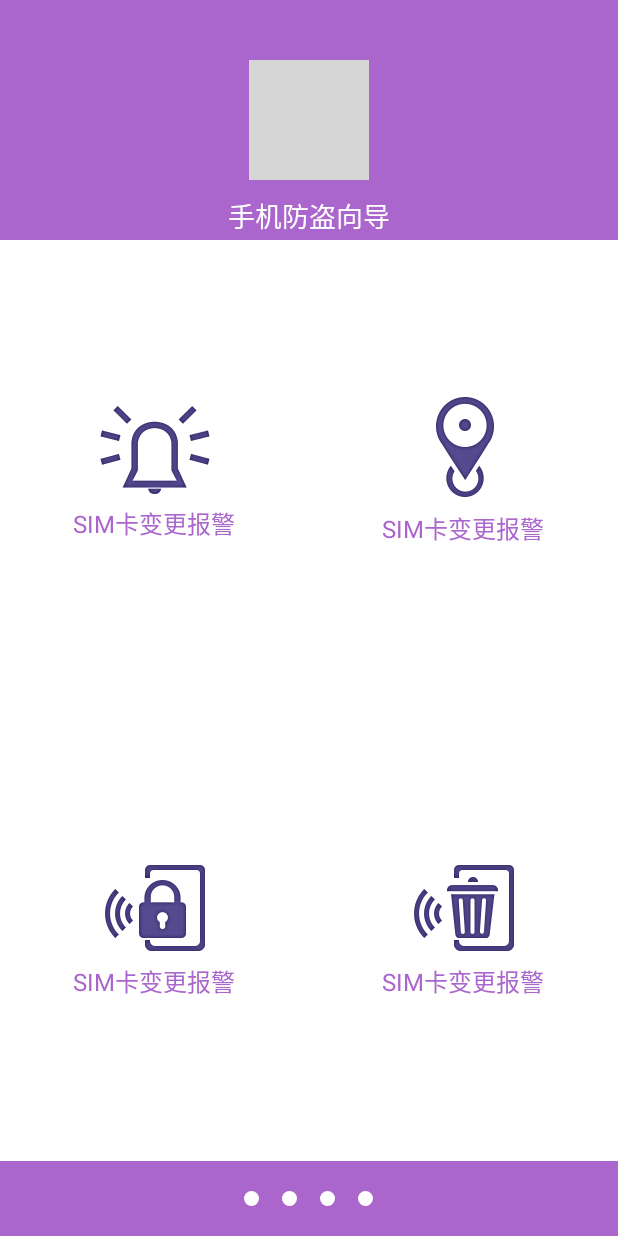
After one commit to liruiAXE/MobileSafer361, an Android app: the layout activity_setup1.xml on its own in the app's theme, with its tools: preview values and no code run, on a phone screen of 412 x 824 dp. The commit adds this screen. Run offline under Robolectric (Android 15) with nearby library versions, the phone set to English and light mode, and no system bars; grey boxes are pictures that could not be loaded.

Commit message:
设置界面一布局完成

```diff
--- a/app/src/main/res/drawable/circle_purple.xml
+++ b/app/src/main/res/drawable/circle_purple.xml
@@ -1,5 +1,5 @@
 <?xml version="1.0" encoding="utf-8"?>
 <shape xmlns:android="http://schemas.android.com/apk/res/android"
        android:shape="oval">
-    <solid android:color="#7d65fc"/>
+    <solid android:color="#7D65FC"/>
 </shape>
--- a/app/src/main/res/drawable/circle_white.xml
+++ b/app/src/main/res/drawable/circle_white.xml
@@ -1,5 +1,5 @@
 <?xml version="1.0" encoding="utf-8"?>
 <shape xmlns:android="http://schemas.android.com/apk/res/android"
        android:shape="oval">
-    <solid android:color="#ffffff"/>
+    <solid android:color="#FFFFFF"/>
 </shape>
--- a/app/src/main/res/drawable/coner_bg_white.xml
+++ b/app/src/main/res/drawable/coner_bg_white.xml
@@ -1,5 +1,5 @@
 <?xml version="1.0" encoding="utf-8"?>
 <shape xmlns:android="http://schemas.android.com/apk/res/android">
     <corners android:radius="6dp"/>
-    <solid android:color="#fff"/>
+    <solid android:color="#FFFFFF"/>
 </shape>
--- /dev/null
+++ b/app/src/main/res/layout/activity_setup1.xml
@@ -0,0 +1,117 @@
+<?xml version="1.0" encoding="utf-8"?>
+<LinearLayout
+    xmlns:android="http://schemas.android.com/apk/res/android"
+    android:layout_width="match_parent"
+    android:layout_height="match_parent"
+    android:orientation="vertical">
+
+    <LinearLayout
+        android:layout_width="match_parent"
+        android:layout_height="match_parent"
+        android:layout_weight="100"
+        android:orientation="vertical">
+
+        <RelativeLayout
+            android:layout_width="match_parent"
+            android:layout_height="160dp"
+            android:background="@color/purple">
+
+            <ImageView
+                android:id="@+id/securityPhoneSetup1ImageView"
+                android:layout_width="80dp"
+                android:layout_height="80dp"
+                android:layout_centerInParent="true"
+                android:src="@drawable/security_phone_setup1"/>
+
+            <TextView
+                android:layout_width="match_parent"
+                android:layout_height="wrap_content"
+                android:layout_below="@id/securityPhoneSetup1ImageView"
+                android:layout_centerHorizontal="true"
+                android:layout_centerVertical="true"
+                android:layout_marginTop="10dp"
+                android:gravity="center"
+                android:text="手机防盗向导"
+                android:textColor="@android:color/white"
+                android:textSize="18sp"/>
+        </RelativeLayout>
+
+        <LinearLayout
+            android:layout_width="match_parent"
+            android:layout_height="match_parent"
+            android:background="@android:color/white"
+            android:orientation="vertical">
+
+            <LinearLayout
+                android:layout_width="match_parent"
+                android:layout_height="0dp"
+                android:layout_gravity="center"
+                android:layout_weight="1"
+                android:gravity="center_vertical"
+                android:orientation="horizontal">
+
+                <TextView
+                    style="@style/textview16sp"
+                    android:layout_width="0dp"
+                    android:layout_weight="1"
+                    android:drawablePadding="5dp"
+                    android:drawableTop="@mipmap/sim_alarm_icon"
+                    android:gravity="center"
+                    android:text="SIM卡变更报警"
+                    android:textColor="@color/purple"/>
+
+                <TextView
+                    style="@style/textview16sp"
+                    android:layout_width="0dp"
+                    android:layout_weight="1"
+                    android:drawablePadding="5dp"
+                    android:drawableTop="@mipmap/location_icon"
+                    android:gravity="center"
+                    android:text="SIM卡变更报警"
+                    android:textColor="@color/purple"/>
+            </LinearLayout>
+
+            <LinearLayout
+                android:layout_width="match_parent"
+                android:layout_height="0dp"
+                android:layout_gravity="center"
+                android:layout_weight="1"
+                android:gravity="center_vertical"
+                android:orientation="horizontal">
+
+                <TextView
+                    style="@style/textview16sp"
+                    android:layout_width="0dp"
+                    android:layout_weight="1"
+                    android:drawablePadding="5dp"
+                    android:drawableTop="@mipmap/lock_screen_icon"
+                    android:gravity="center"
+                    android:text="SIM卡变更报警"
+                    android:textColor="@color/purple"/>
+
+                <TextView
+                    style="@style/textview16sp"
+                    android:layout_width="0dp"
+                    android:layout_weight="1"
+                    android:drawablePadding="5dp"
+                    android:drawableTop="@mipmap/delete_data"
+                    android:gravity="center"
+                    android:text="SIM卡变更报警"
+                    android:textColor="@color/purple"/>
+            </LinearLayout>
+
+
+        </LinearLayout>
+    </LinearLayout>
+
+    <LinearLayout
+        android:layout_width="match_parent"
+        android:layout_height="55dp"
+        android:layout_weight="10"
+        android:background="@color/purple"
+        android:gravity="center"
+        android:orientation="horizontal">
+
+        <include layout="@layout/setup_radiogroup"/>
+    </LinearLayout>
+</LinearLayout>
--- a/app/src/main/res/layout/activity_splash.xml
+++ b/app/src/main/res/layout/activity_splash.xml
@@ -26,6 +26,6 @@
         android:shadowRadius="2"
         android:paddingTop="15dp"
         android:text="版本号 1.0"
-        android:textColor="#a2a2a2"
+        android:textColor="#A2A2A2"
         android:textSize="16sp" />
 </RelativeLayout>
--- a/app/src/main/res/layout/enter_password_dialog.xml
+++ b/app/src/main/res/layout/enter_password_dialog.xml
@@ -15,14 +15,14 @@
         android:layout_margin="5dp"
         android:padding="8dp"
         android:text="输入密码"
-        android:textColor="#1abde6"
+        android:textColor="#1ABDE6"
         android:textSize="20sp"/>
 
     <View
         android:layout_width="match_parent"
         android:layout_height="1.5dp"
         android:layout_marginBottom="10dp"
-        android:background="#1abde6"/>
+        android:background="#1ABDE6"/>
 
     <EditText
         android:id="@+id/enterPasswordEditText"
@@ -33,14 +33,14 @@
         android:hint="请输入密码"
         android:inputType="textPassword"
         android:paddingLeft="10dp"
-        android:textColorHint="#99a3a3a3"/>
+        android:textColorHint="#99A3A3A3"/>
 
 
     <View
         android:layout_width="match_parent"
         android:layout_height="1dp"
         android:layout_marginTop="10dp"
-        android:background="#1abde6"/>
+        android:background="#1ABDE6"/>
 
     <LinearLayout
         android:layout_width="match_parent"
@@ -60,7 +60,7 @@
             android:layout_width="1dp"
             android:layout_height="match_parent"
             android:layout_marginTop="10dp"
-            android:background="#1abde6"/>
+            android:background="#1ABDE6"/>
 
         <Button
             android:id="@+id/enterPasswordCancelButton"
--- a/app/src/main/res/layout/setup_password_dialog.xml
+++ b/app/src/main/res/layout/setup_password_dialog.xml
@@ -15,14 +15,14 @@
         android:layout_margin="5dp"
         android:padding="8dp"
         android:text="设置密码"
-        android:textColor="#1abde6"
+        android:textColor="#1ABDE6"
         android:textSize="20sp"/>
 
     <View
         android:layout_width="match_parent"
         android:layout_height="1.5dp"
         android:layout_marginBottom="10dp"
-        android:background="#1abde6"/>
+        android:background="#1ABDE6"/>
 
     <EditText
         android:id="@+id/firstPasswordEditText"
@@ -33,7 +33,7 @@
         android:hint="请输入密码"
         android:inputType="textPassword"
         android:paddingLeft="10dp"
-        android:textColorHint="#99a3a3a3"/>
+        android:textColorHint="#99A3A3A3"/>
 
     <EditText
         android:id="@+id/secondConfirmPasswordEditText"
@@ -44,13 +44,13 @@
         android:hint="请再次输入密码"
         android:inputType="textPassword"
         android:paddingLeft="10dp"
-        android:textColorHint="#99a3a3a3"/>
+        android:textColorHint="#99A3A3A3"/>
 
     <View
         android:layout_width="match_parent"
         android:layout_height="1dp"
         android:layout_marginTop="10dp"
-        android:background="#1abde6"/>
+        android:background="#1ABDE6"/>
 
     <LinearLayout
         android:layout_width="match_parent"
@@ -70,7 +70,7 @@
             android:layout_width="1dp"
             android:layout_height="match_parent"
             android:layout_marginTop="10dp"
-            android:background="#1abde6"/>
+            android:background="#1ABDE6"/>
 
         <Button
             android:id="@+id/setupPasswordCancelButton"
--- a/app/src/main/res/layout/setup_radiogroup.xml
+++ b/app/src/main/res/layout/setup_radiogroup.xml
@@ -14,31 +14,31 @@
 
         <RadioButton
             android:id="@+id/firstRadioButton"
-            android:layout_width="20dp"
-            android:layout_height="20dp"
+            android:layout_width="10dp"
+            android:layout_height="10dp"
             android:background="@drawable/circle_purple_bg_selector"
             android:button="@null"/>
 
         <RadioButton
             android:id="@+id/secondRadioButton"
-            android:layout_width="20dp"
-            android:layout_height="20dp"
+            android:layout_width="10dp"
+            android:layout_height="10dp"
             android:layout_marginLeft="15dp"
             android:background="@drawable/circle_purple_bg_selector"
             android:button="@null"/>
 
         <RadioButton
             android:id="@+id/thirdRadioButton"
-            android:layout_width="20dp"
-            android:layout_height="20dp"
+            android:layout_width="10dp"
+            android:layout_height="10dp"
             android:layout_marginLeft="15dp"
             android:background="@drawable/circle_purple_bg_selector"
             android:button="@null"/>
 
         <RadioButton
             android:id="@+id/fourthRadioButton"
-            android:layout_width="20dp"
-            android:layout_height="20dp"
+            android:layout_width="10dp"
+            android:layout_height="10dp"
             android:layout_marginLeft="15dp"
             android:background="@drawable/circle_purple_bg_selector"
             android:button="@null"/>
--- a/app/src/main/res/values/colors.xml
+++ b/app/src/main/res/values/colors.xml
@@ -3,4 +3,5 @@
     <color name="colorPrimary">#3F51B5</color>
     <color name="colorPrimaryDark">#303F9F</color>
     <color name="colorAccent">#FF4081</color>
+    <color name="purple">#AA66CC</color>
 </resources>
--- a/app/src/main/res/values/styles.xml
+++ b/app/src/main/res/values/styles.xml
@@ -15,4 +15,19 @@
         <item name="android:windowBackground">@android:color/transparent</item><!--对话框背景透明-->
     </style>
 
+    <!--宽高都包含-->
+    <style name="wrapcontent">
+        <item name="android:layout_width">wrap_content</item>
+        <item name="android:layout_height">wrap_content</item>
+    </style>
+    <!--TextView 16sp样式-->
+    <style name="textview16sp" parent="wrapcontent">
+        <item name="android:textSize">16sp</item>
+        <item name="android:gravity">center_vertical</item>
+    </style>
+    <!--TextView 14sp样式-->
+    <style name="textview14sp" parent="wrapcontent">
+        <item name="android:textSize">16sp</item>
+        <item name="android:gravity">center_vertical</item>
+    </style>
 </resources>
```
Also changed, not shown: app/src/main/res/drawable/security_phone_setup1.9.png (added), app/src/main/res/mipmap-hdpi/delete_data.png (added), app/src/main/res/mipmap-hdpi/location_icon.png (added), app/src/main/res/mipmap-hdpi/lock_screen_icon.png (added), app/src/main/res/mipmap-hdpi/sim_alarm_icon.png (added).
